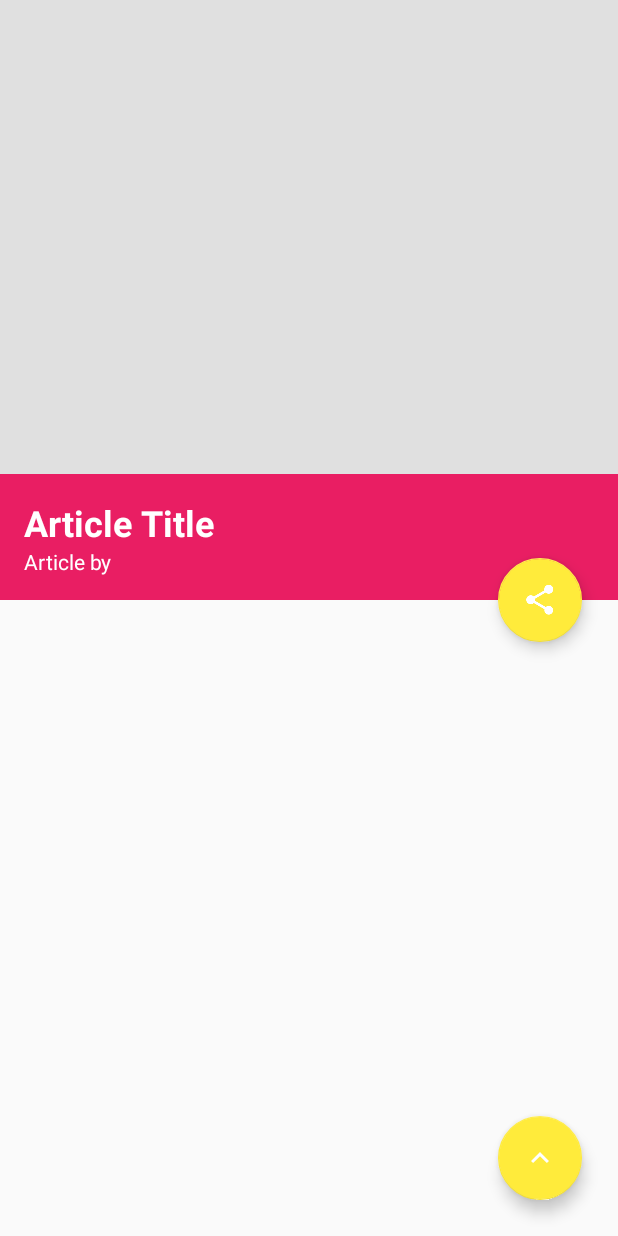
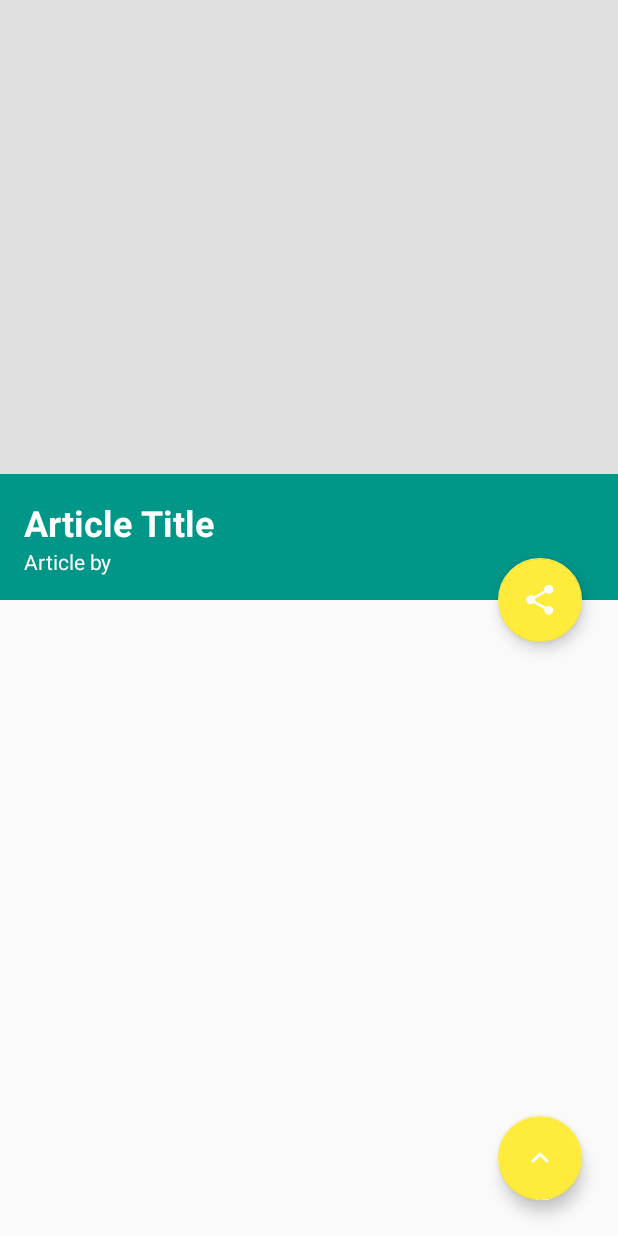
Before and after one commit to PuniCharana/Make-Your-App-Material, an Android app: the layout fragment_article_detail.xml on its own in the app's theme, with its tools: preview values and no code run, on a phone screen of 412 x 824 dp. Run offline under Robolectric (Android 15) with nearby library versions, the phone set to English and light mode, and no system bars.

Commit message:
resolve issues from feedback

```diff
--- a/XYZReader/src/main/java/com/example/xyzreader/remote/Config.java
+++ b/XYZReader/src/main/java/com/example/xyzreader/remote/Config.java
@@ -12,7 +12,8 @@ public class Config {
     static {
         URL url = null;
         try {
-            url = new URL("https://go.udacity.com/xyz-reader-json" );
+            url = new URL("https://raw.githubusercontent.com/TNTest/xyzreader/master/data.json" );
+//            url = new URL("https://go.udacity.com/xyz-reader-json" );
         } catch (MalformedURLException ignored) {
             // TODO: throw a real error
             Log.e(TAG, "Please check your internet connection.");
--- a/XYZReader/src/main/res/layout-w500dp/fragment_article_detail.xml
+++ b/XYZReader/src/main/res/layout-w500dp/fragment_article_detail.xml
@@ -6,7 +6,7 @@
     android:layout_height="match_parent">
 
     <android.support.design.widget.AppBarLayout
-        android:elevation="4dp"
+        android:elevation="@dimen/app_bar_layout_elevation"
         android:id="@+id/app_bar_layout"
         android:layout_width="match_parent"
         android:layout_height="400dp"
@@ -85,11 +85,9 @@
             android:lineSpacingMultiplier="@fraction/detail_body_line_spacing_multiplier"
             android:padding="@dimen/medium_padding"
             android:textColor="@color/color_black"
-            android:textColorLink="@color/theme_accent"
             android:textSize="@dimen/medium_text_size" />
 
     </ScrollView>
-
 
     <ProgressBar
         android:id="@+id/progress_bar"
@@ -105,7 +103,7 @@
         android:layout_gravity="bottom|end"
         android:layout_margin="@dimen/fab_margin"
         android:clickable="true"
-        android:elevation="12dp"
+        android:elevation="@dimen/fab_elevation"
         android:src="@drawable/ic_arrow_up" />
 
     <android.support.design.widget.FloatingActionButton
@@ -115,7 +113,7 @@
         android:layout_margin="@dimen/fab_margin"
         android:clickable="true"
         android:contentDescription="@string/action_share"
-        android:elevation="12dp"
+        android:elevation="@dimen/fab_elevation"
         android:src="@drawable/ic_share"
         app:layout_anchor="@id/app_bar_layout"
         app:layout_anchorGravity="bottom|end" />
--- a/XYZReader/src/main/res/layout/activity_article_list.xml
+++ b/XYZReader/src/main/res/layout/activity_article_list.xml
@@ -8,14 +8,14 @@
         android:id="@+id/toolbar_container"
         android:layout_width="match_parent"
         android:layout_height="wrap_content"
-        android:background="?colorPrimary"
-        android:elevation="8dp">
+        android:elevation="@dimen/app_bar_layout_elevation">
 
         <android.support.v7.widget.Toolbar
             android:id="@+id/toolbar"
             app:theme="@style/ThemeOverlay.AppCompat.Dark.ActionBar"
             android:layout_marginLeft="@dimen/list_toolbar_side_margin"
             android:layout_marginRight="@dimen/list_toolbar_side_margin"
+            app:layout_scrollFlags="scroll|enterAlways"
             android:layout_width="match_parent"
             android:layout_height="?actionBarSize"
             android:layout_gravity="bottom">
--- a/XYZReader/src/main/res/layout/fragment_article_detail.xml
+++ b/XYZReader/src/main/res/layout/fragment_article_detail.xml
@@ -7,7 +7,7 @@
 
     <android.support.design.widget.AppBarLayout
         android:id="@+id/app_bar_layout"
-        android:elevation="4dp"
+        android:elevation="@dimen/app_bar_layout_elevation"
         android:layout_width="match_parent"
         android:theme="@style/AppTheme.AppBarOverlay"
         android:layout_height="400dp">
@@ -83,7 +83,6 @@
             android:lineSpacingMultiplier="@fraction/detail_body_line_spacing_multiplier"
             android:padding="@dimen/medium_padding"
             android:textColor="@color/color_black"
-            android:textColorLink="@color/theme_accent"
             android:textSize="@dimen/medium_text_size" />
 
     </ScrollView>
@@ -103,7 +102,7 @@
         android:layout_margin="@dimen/fab_margin"
         android:clickable="true"
         android:contentDescription="@string/action_share"
-        android:elevation="12dp"
+        android:elevation="@dimen/fab_elevation"
         android:src="@drawable/ic_arrow_up" />
 
     <android.support.design.widget.FloatingActionButton
@@ -115,7 +114,7 @@
         android:layout_margin="@dimen/fab_margin"
         android:clickable="true"
         android:contentDescription="@string/action_share"
-        android:elevation="12dp"
+        android:elevation="@dimen/fab_elevation"
         android:src="@drawable/ic_share" />
 
 </android.support.design.widget.CoordinatorLayout>
--- a/XYZReader/src/main/res/layout/list_item_article.xml
+++ b/XYZReader/src/main/res/layout/list_item_article.xml
@@ -21,7 +21,7 @@
             android:id="@+id/thumbnail"
             android:scaleType="centerCrop"
             android:layout_width="match_parent"
-            android:layout_height="wrap_content"
+            android:layout_height="0dp"
             android:background="@color/photo_placeholder" />
 
         <TextView
--- a/XYZReader/src/main/res/values/colors.xml
+++ b/XYZReader/src/main/res/values/colors.xml
@@ -17,8 +17,8 @@
 
 <resources>
     <color name="photo_placeholder">#ccc</color>
-    <color name="theme_primary">#E91E63</color>
-    <color name="theme_primary_dark">#D81B60</color>
+    <color name="theme_primary">#009688</color>
+    <color name="theme_primary_dark">#00796B</color>
     <color name="theme_accent">#FFEB3B</color>
     <color name="text_color">#FFFFFF</color>
     <color name="ltgray">#ffe0e0e0</color>
--- a/XYZReader/src/main/res/values/dimens.xml
+++ b/XYZReader/src/main/res/values/dimens.xml
@@ -4,7 +4,6 @@
     <dimen name="detail_body_text_size">22sp</dimen>
     <item name="detail_body_line_spacing_multiplier" format="float" type="fraction">1.25</item>
 
-    <dimen name="fab_elevation">2dp</dimen>
     <dimen name="fab_press_translation_z">6dp</dimen>
     <dimen name="fab_margin">24dp</dimen>
     <dimen name="list_bottom_margin">28dp</dimen>
@@ -13,5 +12,7 @@
     <dimen name="toolbar_height">56dp</dimen>
     <dimen name="medium_padding">16dp</dimen>
     <dimen name="medium_text_size">16sp</dimen>
+    <dimen name="app_bar_layout_elevation">4dp</dimen>
+    <dimen name="fab_elevation">6dp</dimen>
 
 </resources>
```
Also changed, not shown: XYZReader/src/main/java/com/example/xyzreader/ui/ArticleDetailFragment.java (+10 -5 lines), XYZReader/src/main/java/com/example/xyzreader/ui/ArticleListActivity.java (+13 -4 lines).
